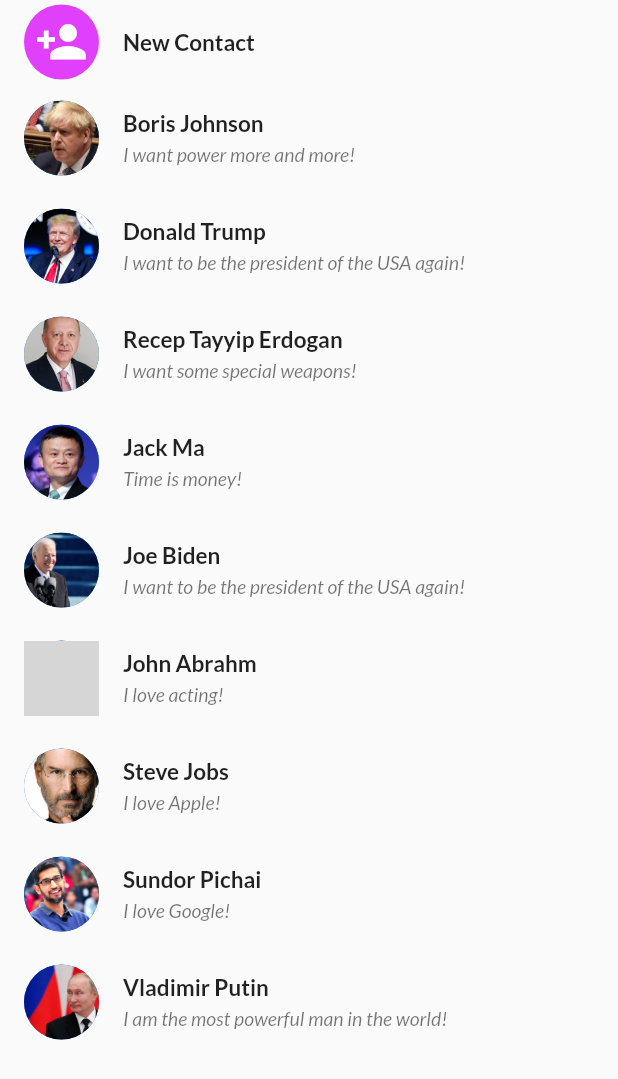
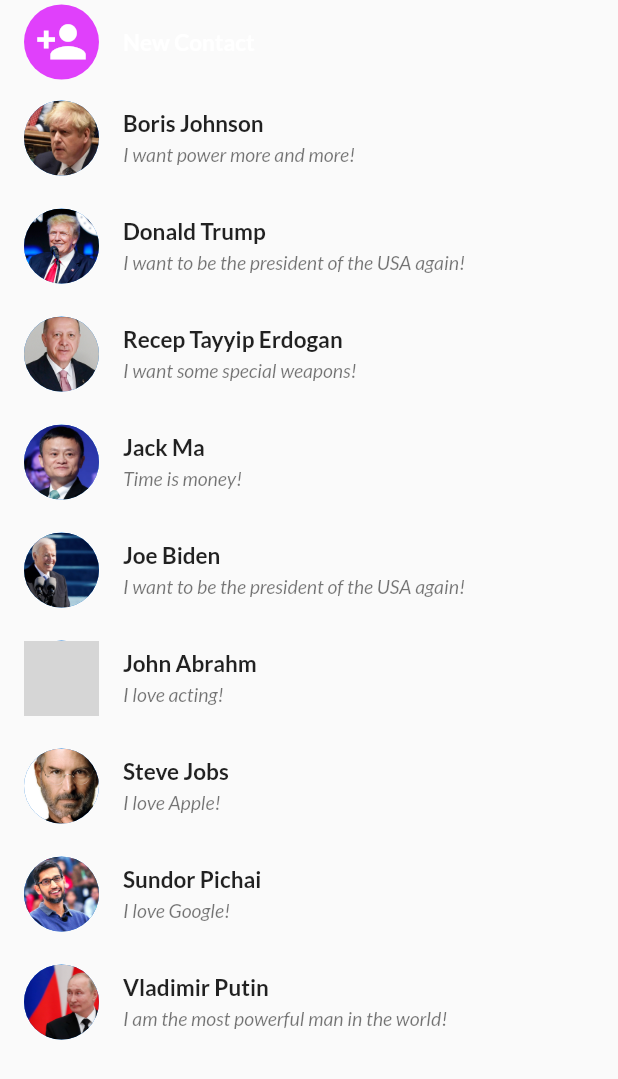
Before and after one commit to samirreaz/air_mail, a Flutter app: the SelectContact screen opened directly, on a phone screen of 412 x 824 dp. Shown: the top 1079 px of the screen. Run offline on Flutter 3.47's test engine with Material 2 defaults, Android fonts, the phone set to English and light mode, and no system bars; our stand-ins replace emoji_picker_flutter, image_picker; grey boxes are pictures that could not be loaded.

Commit message:
update text color and remove unnecessary widget

```diff
--- a/lib/DesignUI/button_card.dart
+++ b/lib/DesignUI/button_card.dart
@@ -9,9 +9,7 @@ class ButtonCard extends StatelessWidget {
 
   @override
   Widget build(BuildContext context) {
-    return InkWell(
-      onTap: () {},
-      child: ListTile(
+    return ListTile(
       leading: CircleAvatar(
         radius: 25,
         child: Icon(
@@ -23,8 +21,8 @@ class ButtonCard extends StatelessWidget {
       ),
       title: Text(
         name,
-          style: TextStyle(fontSize: 15, fontWeight: FontWeight.bold),
-        ),
+        style: TextStyle(
+            fontSize: 15, fontWeight: FontWeight.bold, color: Colors.white),
       ),
     );
   }
```
Lines whose indentation alone changed are shown as unchanged.
